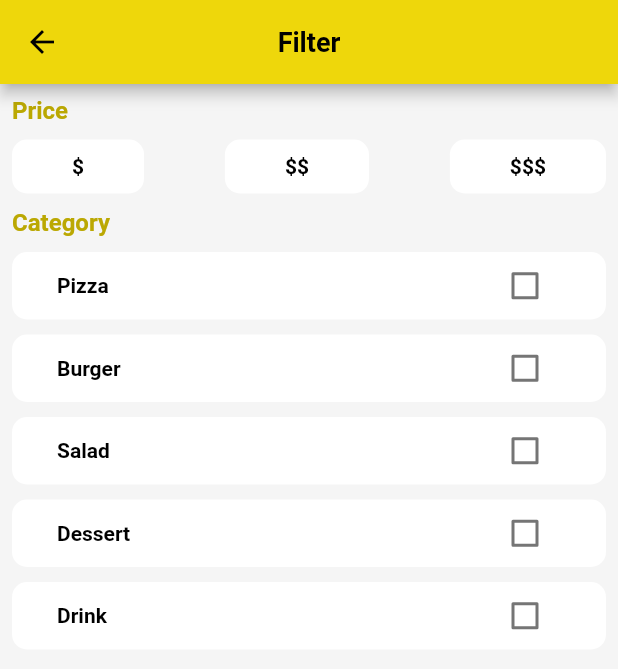
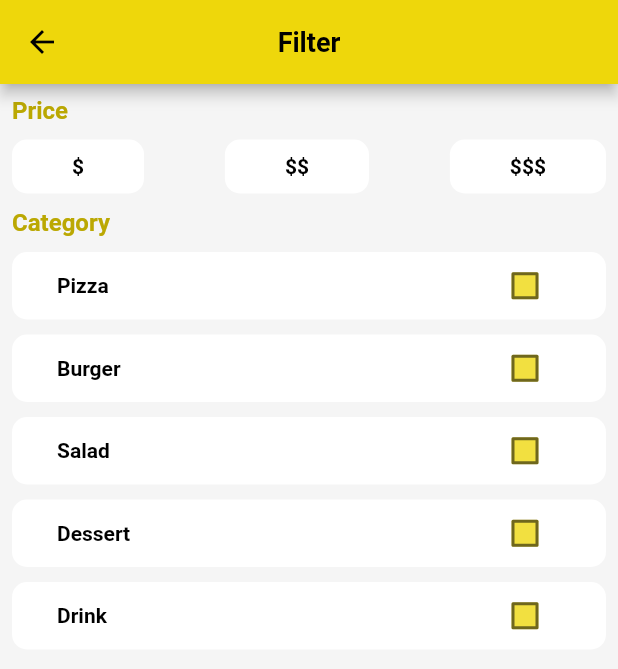
Before and after one commit to melvinjariwala/food_delivery_app, a Flutter app: the FilterScreen screen opened by its route, on a phone screen of 412 x 824 dp. Shown: the top 669 px of the screen. Run offline on Flutter 3.47's test engine with Material 2 defaults, Android fonts, the phone set to English and light mode, and no system bars; our stand-ins replace bloc, equatable, flutter_bloc, flutter_svg, geolocator, google_maps_flutter; network calls fail; Roboto replaces fonts that are missing (Futura).

Commit message:
Filter Menu using Bloc

```diff
--- /dev/null
+++ b/lib/blocs/filters/filters_bloc.dart
@@ -0,0 +1,61 @@
+import 'dart:async';
+
+import 'package:bloc/bloc.dart';
+import 'package:equatable/equatable.dart';
+import 'package:food_delivery_app/models/category_filter_model.dart';
+import 'package:food_delivery_app/models/filter_model.dart';
+import 'package:food_delivery_app/models/price_filter_model.dart';
+
+part 'filters_event.dart';
+part 'filters_state.dart';
+
+class FiltersBloc extends Bloc<FiltersEvent, FiltersState> {
+  FiltersBloc() : super(FiltersLoading()) {
+    on<FilterLoad>(filterLoad);
+    on<CategoryFilterUpdated>(categoryFilterUpdated);
+    on<PriceFilterUpdated>(priceFilterUpdated);
+  }
+
+  FutureOr<void> filterLoad(FilterLoad event, Emitter<FiltersState> emit) {
+    emit(FiltersLoaded(
+        filter: Filter(
+            categoryFilters: CategoryFilter.filters,
+            priceFilters: PriceFilter.filters)));
+  }
+
+  FutureOr<void> categoryFilterUpdated(
+      CategoryFilterUpdated event, Emitter<FiltersState> emit) async {
+    final state = this.state;
+    if (state is FiltersLoaded) {
+      final List<CategoryFilter> updatedCategoryFilters =
+          state.filter.categoryFilters.map((categoryFilter) {
+        return categoryFilter.id == event.categoryFilter.id
+            ? event.categoryFilter
+            : categoryFilter;
+      }).toList();
+
+      emit(FiltersLoaded(
+          filter: Filter(
+              categoryFilters: updatedCategoryFilters,
+              priceFilters: state.filter.priceFilters)));
+    }
+  }
+
+  FutureOr<void> priceFilterUpdated(
+      PriceFilterUpdated event, Emitter<FiltersState> emit) async {
+    final state = this.state;
+    if (state is FiltersLoaded) {
+      final List<PriceFilter> updatedPriceFilters =
+          state.filter.priceFilters.map((priceFilter) {
+        return priceFilter.id == event.priceFilter.id
+            ? event.priceFilter
+            : priceFilter;
+      }).toList();
+
+      emit(FiltersLoaded(
+          filter: Filter(
+              categoryFilters: state.filter.categoryFilters,
+              priceFilters: updatedPriceFilters)));
+    }
+  }
+}
--- /dev/null
+++ b/lib/blocs/filters/filters_event.dart
@@ -0,0 +1,31 @@
+part of 'filters_bloc.dart';
+
+abstract class FiltersEvent extends Equatable {
+  const FiltersEvent();
+
+  @override
+  List<Object> get props => [];
+}
+
+class FilterLoad extends FiltersEvent {
+  @override
+  List<Object> get props => [];
+}
+
+class CategoryFilterUpdated extends FiltersEvent {
+  final CategoryFilter categoryFilter;
+
+  const CategoryFilterUpdated({required this.categoryFilter});
+
+  @override
+  List<Object> get props => [categoryFilter];
+}
+
+class PriceFilterUpdated extends FiltersEvent {
+  final PriceFilter priceFilter;
+
+  const PriceFilterUpdated({required this.priceFilter});
+
+  @override
+  List<Object> get props => [priceFilter];
+}
--- /dev/null
+++ b/lib/blocs/filters/filters_state.dart
@@ -0,0 +1,21 @@
+part of 'filters_bloc.dart';
+
+abstract class FiltersState extends Equatable {
+  const FiltersState();
+
+  @override
+  List<Object> get props => [];
+
+  get filter => null;
+}
+
+class FiltersLoading extends FiltersState {}
+
+class FiltersLoaded extends FiltersState {
+  final Filter filter;
+
+  const FiltersLoaded({this.filter = const Filter()});
+
+  @override
+  List<Object> get props => [filter];
+}
--- a/lib/main.dart
+++ b/lib/main.dart
@@ -1,6 +1,7 @@
 import 'package:flutter/material.dart';
 import 'package:flutter_bloc/flutter_bloc.dart';
 import 'package:food_delivery_app/blocs/autocomplete/autocomplete_bloc.dart';
+import 'package:food_delivery_app/blocs/filters/filters_bloc.dart';
 import 'package:food_delivery_app/blocs/geolocation/geolocation_bloc.dart';
 import 'package:food_delivery_app/blocs/place/place_bloc.dart';
 import 'package:food_delivery_app/config/app_router.dart';
@@ -41,6 +42,8 @@ class MyApp extends StatelessWidget {
           BlocProvider<PlaceBloc>(
               create: (context) => PlaceBloc(
                   placesRepository: context.read<PlacesRepository>())),
+          BlocProvider<FiltersBloc>(
+              create: (context) => FiltersBloc()..add(FilterLoad())),
         ],
         child: MaterialApp(
           debugShowCheckedModeBanner: false,
--- a/lib/models/category_model.dart
+++ b/lib/models/category_model.dart
@@ -14,8 +14,8 @@ class Category extends Equatable {
   static List<Category> categories = [
     Category(id: 1, name: 'Pizza', image: Image.asset('assets/pizza.png')),
     Category(id: 2, name: 'Burger', image: Image.asset('assets/burger.png')),
-    Category(id: 1, name: 'Salad', image: Image.asset('assets/avocado.png')),
-    Category(id: 1, name: 'Dessert', image: Image.asset('assets/pancake.png')),
-    Category(id: 1, name: 'Drink', image: Image.asset('assets/juice.png')),
+    Category(id: 3, name: 'Salad', image: Image.asset('assets/avocado.png')),
+    Category(id: 4, name: 'Dessert', image: Image.asset('assets/pancake.png')),
+    Category(id: 5, name: 'Drink', image: Image.asset('assets/juice.png')),
   ];
 }
--- /dev/null
+++ b/lib/models/filter_model.dart
@@ -0,0 +1,23 @@
+import 'package:equatable/equatable.dart';
+import 'package:food_delivery_app/models/category_filter_model.dart';
+import 'package:food_delivery_app/models/price_filter_model.dart';
+
+class Filter extends Equatable {
+  final List<CategoryFilter> categoryFilters;
+  final List<PriceFilter> priceFilters;
+
+  const Filter(
+      {this.categoryFilters = const <CategoryFilter>[],
+      this.priceFilters = const <PriceFilter>[]});
+
+  Filter copywith(
+      {List<CategoryFilter>? categoryFilters,
+      List<PriceFilter>? priceFilters}) {
+    return Filter(
+        categoryFilters: categoryFilters ?? this.categoryFilters,
+        priceFilters: priceFilters ?? this.priceFilters);
+  }
+
+  @override
+  List<Object?> get props => [categoryFilters, priceFilters];
+}
--- a/lib/screens/filter.dart
+++ b/lib/screens/filter.dart
@@ -1,6 +1,6 @@
 import 'package:flutter/material.dart';
-import 'package:food_delivery_app/models/category_model.dart';
-import 'package:food_delivery_app/models/price_model.dart';
+import 'package:food_delivery_app/widgets/custom_category_filter.dart';
+import 'package:food_delivery_app/widgets/custom_price_filter.dart';
 
 class FilterScreen extends StatelessWidget {
   const FilterScreen({super.key});
@@ -36,75 +36,15 @@ class FilterScreen extends StatelessWidget {
                       .textTheme
                       .headline4!
                       .copyWith(color: Theme.of(context).primaryColorDark)),
-              CustomPriceFilter(prices: Price.prices),
+              const CustomPriceFilter(),
               Text("Category",
                   style: Theme.of(context)
                       .textTheme
                       .headline4!
                       .copyWith(color: Theme.of(context).primaryColorDark)),
-              CustomCategoryFilter(categories: Category.categories)
+              const CustomCategoryFilter()
             ],
           ),
         ));
   }
 }
-
-class CustomCategoryFilter extends StatelessWidget {
-  final List<Category> categories;
-  const CustomCategoryFilter({super.key, required this.categories});
-
-  @override
-  Widget build(BuildContext context) {
-    return ListView.builder(
-      shrinkWrap: true,
-      itemCount: categories.length,
-      itemBuilder: (context, index) {
-        return Container(
-          width: double.infinity,
-          margin: const EdgeInsets.only(top: 10),
-          padding: const EdgeInsets.symmetric(horizontal: 30, vertical: 10),
-          decoration: BoxDecoration(
-              color: Colors.white, borderRadius: BorderRadius.circular(10.0)),
-          child: Row(
-            mainAxisAlignment: MainAxisAlignment.spaceBetween,
-            children: [
-              Text(
-                categories[index].name,
-                style: Theme.of(context).textTheme.headline5,
-              ),
-              SizedBox(
-                  height: 25,
-                  child: Checkbox(value: false, onChanged: (bool? newValue) {}))
-            ],
-          ),
-        );
-      },
-    );
-  }
-}
-
-class CustomPriceFilter extends StatelessWidget {
-  final List<Price> prices;
-  const CustomPriceFilter({super.key, required this.prices});
-
-  @override
-  Widget build(BuildContext context) {
-    return Row(
-        mainAxisAlignment: MainAxisAlignment.spaceBetween,
-        children: prices
-            .map((price) => InkWell(
-                  onTap: () {},
-                  child: Container(
-                    margin: const EdgeInsets.only(top: 10, bottom: 10),
-                    padding: const EdgeInsets.symmetric(
-                        horizontal: 40, vertical: 10),
-                    decoration: BoxDecoration(
-                        borderRadius: BorderRadius.circular(10.0),
-                        color: Colors.white),
-                    child: Text(price.price,
-                        style: Theme.of(context).textTheme.headline5),
-                  ),
-                ))
-            .toList());
-  }
-}
--- /dev/null
+++ b/lib/widgets/custom_category_filter.dart
@@ -0,0 +1,70 @@
+// ignore_for_file: avoid_print
+
+import 'package:flutter/material.dart';
+import 'package:flutter_bloc/flutter_bloc.dart';
+import 'package:food_delivery_app/blocs/filters/filters_bloc.dart';
+
+class CustomCategoryFilter extends StatelessWidget {
+  const CustomCategoryFilter({super.key});
+
+  @override
+  Widget build(BuildContext context) {
+    return BlocBuilder<FiltersBloc, FiltersState>(
+      builder: (context, state) {
+        if (state is FiltersLoading) {
+          return Center(
+              child: CircularProgressIndicator(
+                  color: Theme.of(context).primaryColor));
+        }
+        if (state is FiltersLoaded) {
+          print(
+              "CategoryFIlter Length : ${state.filter.categoryFilters.length}");
+          print("CategoryFIlters : ${state.filter.categoryFilters}");
+          return ListView.builder(
+            shrinkWrap: true,
+            itemCount: state.filter.categoryFilters.length,
+            itemBuilder: (context, index) {
+              return Container(
+                width: double.infinity,
+                margin: const EdgeInsets.only(top: 10),
+                padding:
+                    const EdgeInsets.symmetric(horizontal: 30, vertical: 10),
+                decoration: BoxDecoration(
+                    color: Colors.white,
+                    borderRadius: BorderRadius.circular(10.0)),
+                child: Row(
+                  mainAxisAlignment: MainAxisAlignment.spaceBetween,
+                  children: [
+                    Text(
+                      state.filter.categoryFilters[index].category.name,
+                      style: Theme.of(context).textTheme.headline5,
+                    ),
+                    SizedBox(
+                        height: 25,
+                        child: Checkbox(
+                            //checkColor: Theme.of(context).primaryColor,
+                            fillColor: MaterialStateProperty.all<Color>(
+                                Theme.of(context).primaryColor.withAlpha(200)),
+                            value: state.filter.categoryFilters[index].value,
+                            onChanged: (bool? newValue) {
+                              context.read<FiltersBloc>().add(
+                                  CategoryFilterUpdated(
+                                      categoryFilter: state
+                                          .filter.categoryFilters[index]
+                                          .copyWith(
+                                              value: !state
+                                                  .filter
+                                                  .categoryFilters[index]
+                                                  .value)));
+                            }))
+                  ],
+                ),
+              );
+            },
+          );
+        }
+        return const Center(child: Text("Something Went Wrong!"));
+      },
+    );
+  }
+}
--- /dev/null
+++ b/lib/widgets/custom_price_filter.dart
@@ -0,0 +1,53 @@
+import 'package:flutter/material.dart';
+import 'package:flutter_bloc/flutter_bloc.dart';
+import 'package:food_delivery_app/blocs/filters/filters_bloc.dart';
+
+class CustomPriceFilter extends StatelessWidget {
+  const CustomPriceFilter({super.key});
+
+  @override
+  Widget build(BuildContext context) {
+    return BlocBuilder<FiltersBloc, FiltersState>(
+      builder: (context, state) {
+        if (state is FiltersLoading) {
+          return Center(
+              child: CircularProgressIndicator(
+                  color: Theme.of(context).primaryColor));
+        }
+        if (state is FiltersLoaded) {
+          return Row(
+              mainAxisAlignment: MainAxisAlignment.spaceBetween,
+              children: state.filter.priceFilters
+                  .asMap()
+                  .entries
+                  .map((price) => InkWell(
+                        onTap: () {
+                          context.read<FiltersBloc>().add(PriceFilterUpdated(
+                              priceFilter: state.filter.priceFilters[price.key]
+                                  .copyWith(
+                                      value: !state.filter
+                                          .priceFilters[price.key].value)));
+                        },
+                        child: Container(
+                          margin: const EdgeInsets.only(top: 10, bottom: 10),
+                          padding: const EdgeInsets.symmetric(
+                              horizontal: 40, vertical: 10),
+                          decoration: BoxDecoration(
+                              borderRadius: BorderRadius.circular(10.0),
+                              color: state.filter.priceFilters[price.key].value
+                                  ? Theme.of(context)
+                                      .primaryColor
+                                      .withAlpha(100)
+                                  : Colors.white),
+                          child: Text(
+                              state.filter.priceFilters[price.key].price.price,
+                              style: Theme.of(context).textTheme.headline5),
+                        ),
+                      ))
+                  .toList());
+        }
+        return const Center(child: Text("Something Went Wrong!"));
+      },
+    );
+  }
+}
```
